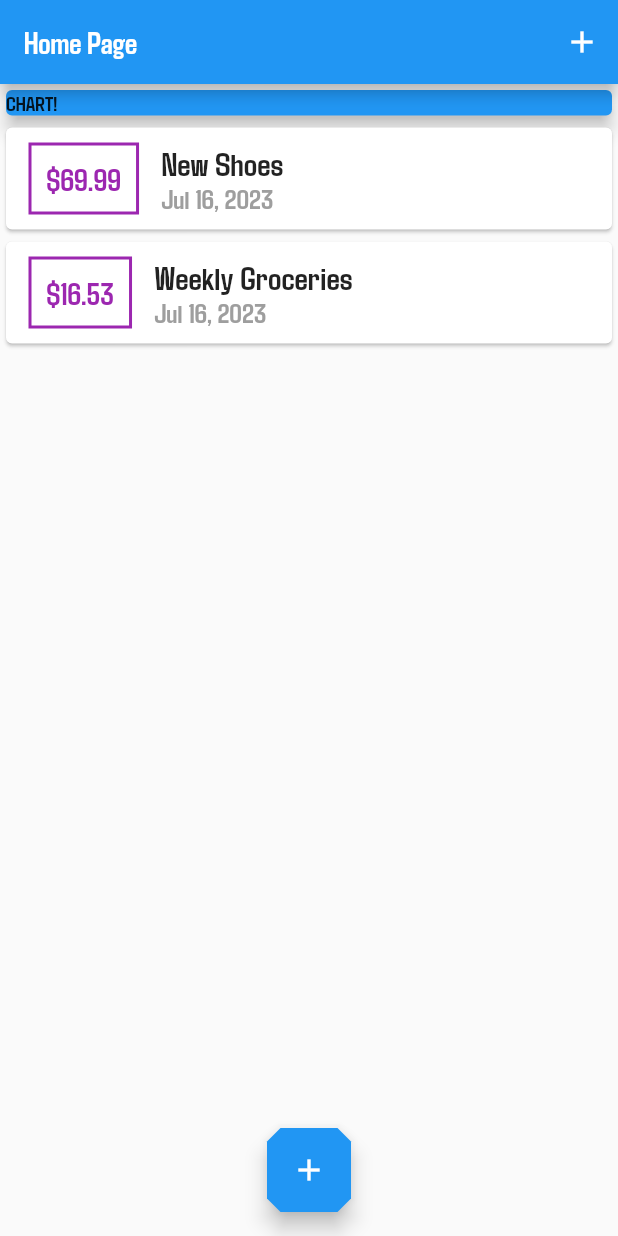
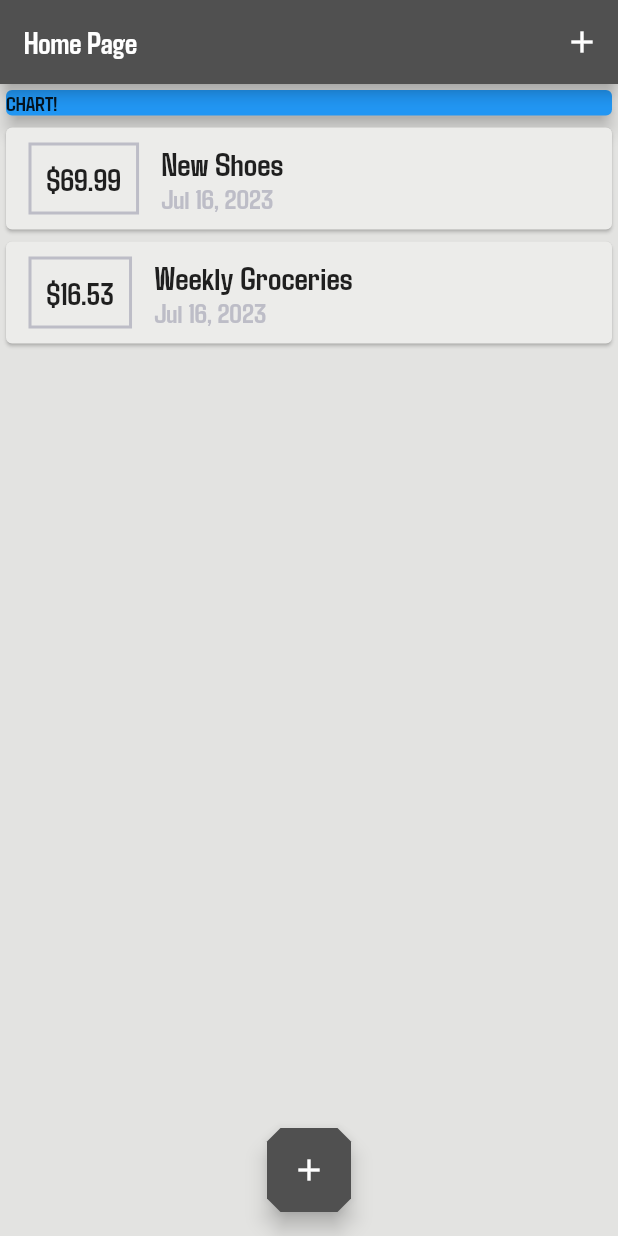
Before and after one commit to Muneeb1030/Expense-Manager-Flutter, a Flutter app: the screen it shows after launch, on a phone screen of 412 x 824 dp. Run offline on Flutter 3.47's test engine with Material 2 defaults, Android fonts, the phone set to English and light mode, and no system bars; our stand-ins replace flutter_spinkit.

Commit message:
Theme Data Configured

```diff
--- a/lib/Widgets/transectionlist.dart
+++ b/lib/Widgets/transectionlist.dart
@@ -15,6 +15,7 @@ class TransactionList extends StatelessWidget {
       child: ListView.builder(
         itemBuilder: (ctx, index) {
           return Card(
+            color: Color.fromARGB(255, 236, 236, 234),
             child: Row(
               children: <Widget>[
                 Container(
@@ -24,8 +25,8 @@ class TransactionList extends StatelessWidget {
                   ),
                   decoration: BoxDecoration(
                     border: Border.all(
-                      color: Colors.purple,
                       width: 2,
+                      color: Theme.of(context).colorScheme.tertiary,
                     ),
                   ),
                   padding: EdgeInsets.all(10),
@@ -34,7 +35,6 @@ class TransactionList extends StatelessWidget {
                     style: TextStyle(
                       fontWeight: FontWeight.bold,
                       fontSize: 20,
-                      color: Colors.purple,
                     ),
                   ),
                 ),
@@ -51,8 +51,8 @@ class TransactionList extends StatelessWidget {
                     Text(
                       DateFormat.yMMMd().format(transactions[index].date),
                       style: TextStyle(
-                        color: Colors.grey,
                         fontSize: 18,
+                        color: Theme.of(context).colorScheme.tertiary,
                       ),
                     ),
                   ],
--- a/lib/main.dart
+++ b/lib/main.dart
@@ -15,7 +15,16 @@ class MyApp extends StatelessWidget {
     return MaterialApp(
         title: 'Expense Manager',
         theme: ThemeData(
+          colorScheme: ColorScheme.fromSwatch().copyWith(
+            primary: Color.fromARGB(255, 80, 80, 80),
+            secondary: Color.fromARGB(255, 80, 80, 80),
+            tertiary: Color.fromARGB(255, 189, 189, 199),
+          ),
+          scaffoldBackgroundColor: Color.fromARGB(255, 227, 227, 225),
           fontFamily: 'Agdasima',
+          textTheme: TextTheme(
+            titleLarge: TextStyle(color: Color.fromARGB(255, 189, 189, 199)),
+          ),
         ),
         home: Loading());
   }
```
